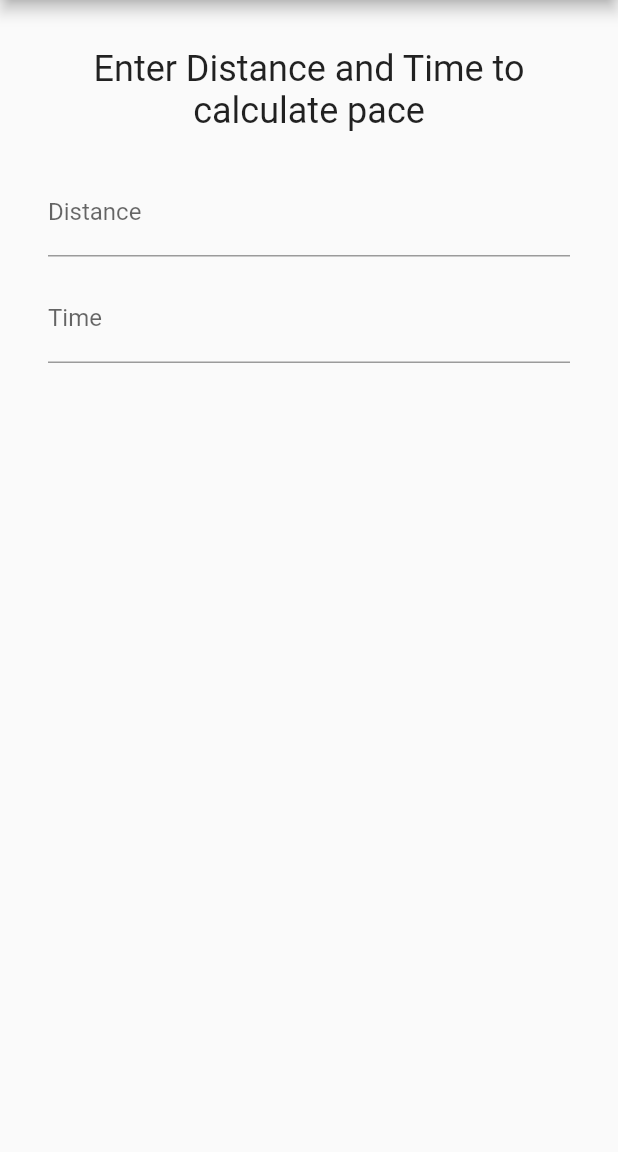
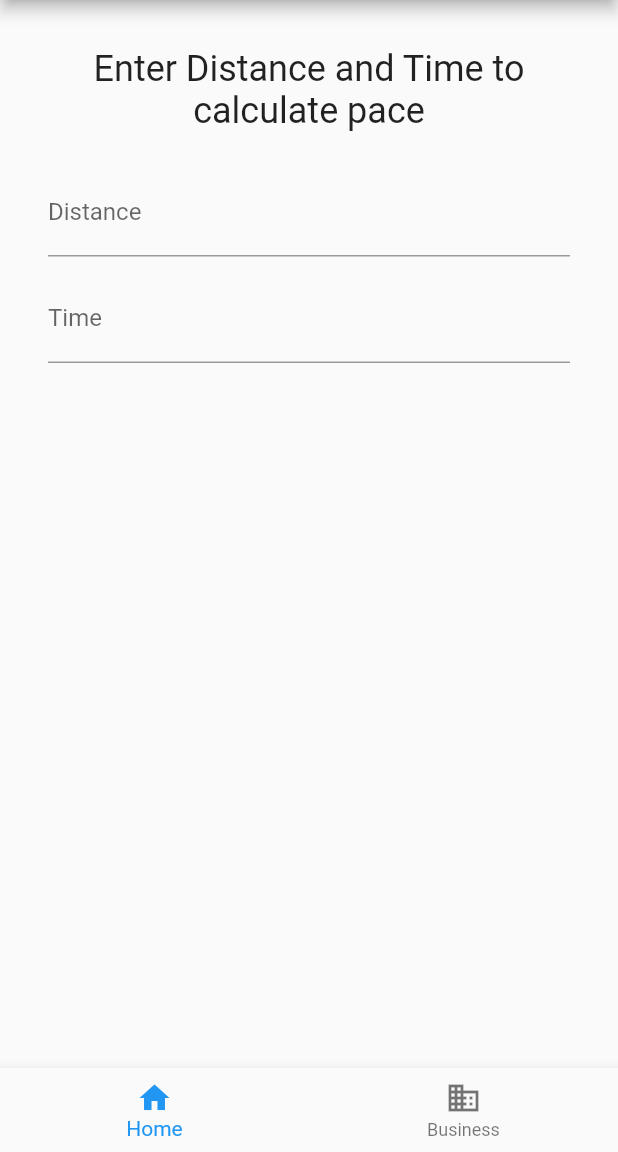
Before and after one commit to bmanley91/pace-setter-app, a Flutter app: the screen it shows after launch, on a phone screen of 412 x 824 dp, the part 84-1236 px from its top. Run offline on Flutter 3.47's test engine with Material 2 defaults, Android fonts, the phone set to English and light mode, and no system bars.

Commit message:
Added basic nav bar

```diff
--- a/lib/widgets/home_page.dart
+++ b/lib/widgets/home_page.dart
@@ -10,6 +10,14 @@ class HomePage extends StatefulWidget {
 }
 
 class _HomePageState extends State<HomePage> {
+  int _selectedNavIndex = 0;
+
+  void _onNavTapped(int index) {
+    setState(() {
+      _selectedNavIndex = index;
+    });
+  }
+
   @override
   Widget build(BuildContext context) {
     return Scaffold(
@@ -22,6 +30,21 @@ class _HomePageState extends State<HomePage> {
                 child: ListView(children: const <Widget>[
                   // PresetSelector(),
                   PaceCalculator()
-                ]))));
+                ]))),
+        bottomNavigationBar: BottomNavigationBar(
+          items: const <BottomNavigationBarItem>[
+            BottomNavigationBarItem(
+              icon: Icon(Icons.home),
+              label: 'Home',
+            ),
+            BottomNavigationBarItem(
+              icon: Icon(Icons.business),
+              label: 'Business',
+            ),
+          ],
+          currentIndex: _selectedNavIndex,
+          selectedItemColor: Colors.blue[500],
+          onTap: _onNavTapped,
+        ));
   }
 }
```
